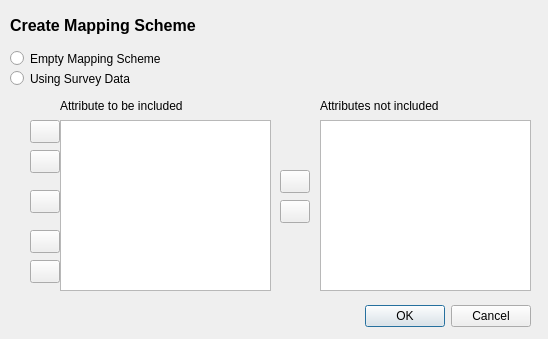
First picture: the form in qt/dlg_build_ms.ui, repository gem/sidd, before the edit.
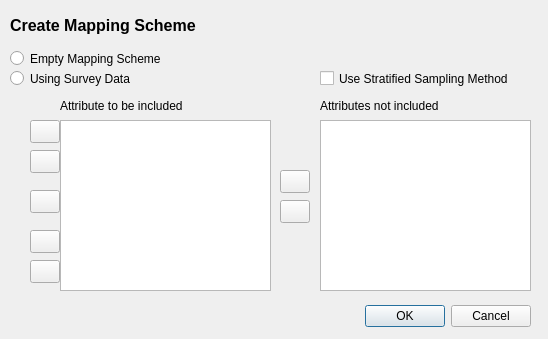
Second picture: the form after the edit. Icons and pictures are not drawn.

What changed in the file:
```diff
--- a/qt/dlg_build_ms.ui
+++ b/qt/dlg_build_ms.ui
@@ -273,6 +273,19 @@
     <string/>
    </property>
   </widget>
+  <widget class="QCheckBox" name="ck_use_sampling">
+   <property name="geometry">
+    <rect>
+     <x>320</x>
+     <y>70</y>
+     <width>211</width>
+     <height>17</height>
+    </rect>
+   </property>
+   <property name="text">
+    <string>Use Stratified Sampling Method</string>
+   </property>
+  </widget>
  </widget>
  <resources>
   <include location="resources/SIDDResource.qrc"/>
```
